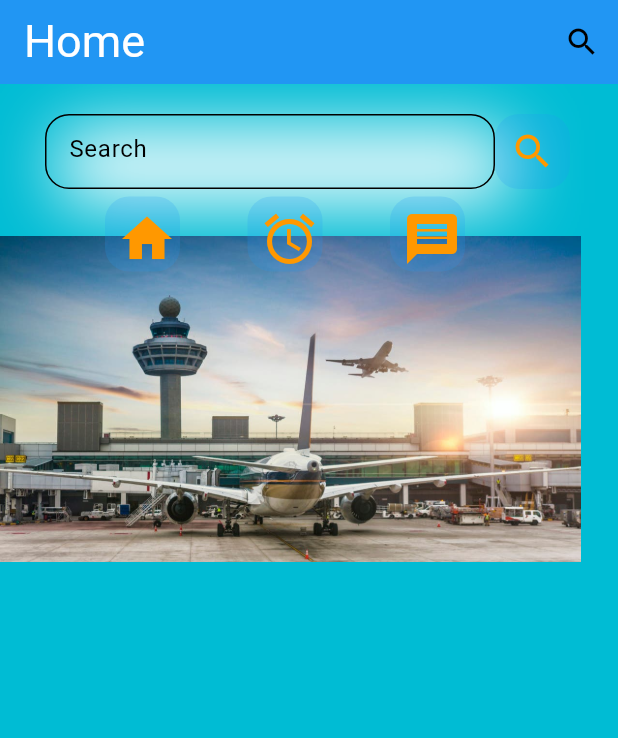
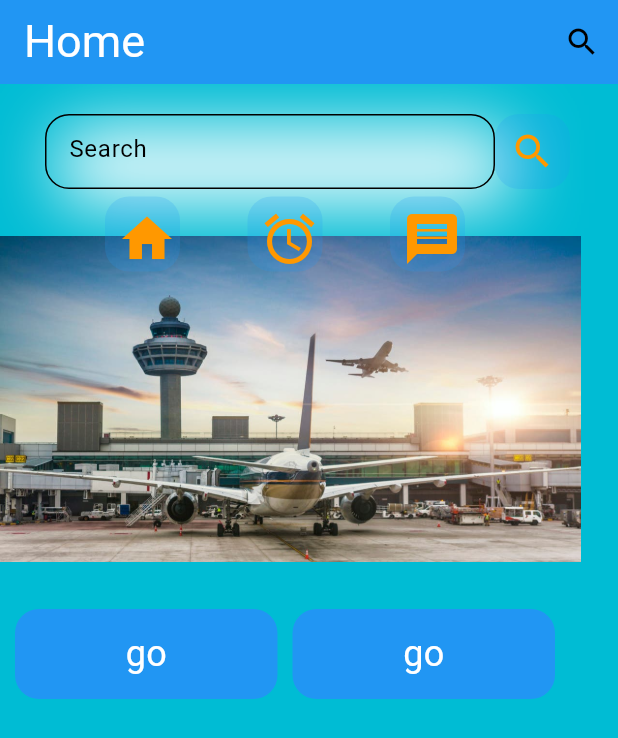
Before and after one commit to YazanMtawej/travle_app, a Flutter app: the screen it shows after launch, on a phone screen of 412 x 824 dp. Shown: the top 738 px of the screen. Run offline on Flutter 3.47's test engine with Material 3 defaults, Android fonts, the phone set to English and light mode, and no system bars; our stand-ins replace device_preview.

Commit message:
add custom button

```diff
--- a/lib/pages/home_page.dart
+++ b/lib/pages/home_page.dart
@@ -1,4 +1,5 @@
 import 'package:flutter/material.dart';
+import 'package:travle_app/widgets/custom_button.dart';
 import 'package:travle_app/widgets/custom_icon.dart';
 import 'package:travle_app/widgets/custom_text_field.dart';
 
@@ -70,15 +71,31 @@ class HomePage extends StatelessWidget {
                     const SizedBox(
                       width: 45,
                     ),
-                    CustomIcon(
-                        size: 40, icon: Icons.alarm, onPressed: () {}),
+                    CustomIcon(size: 40, icon: Icons.alarm, onPressed: () {}),
                     const SizedBox(
                       width: 45,
                     ),
-                    CustomIcon(
-                        size: 40, icon: Icons.message, onPressed: () {}),
+                    CustomIcon(size: 40, icon: Icons.message, onPressed: () {}),
                   ],
                 ),
+              ),
+            ],
+          ),
+          Row(
+            children: [
+              const SizedBox(
+                width: 10,
+              ),
+              CustomButton(
+                text: 'go',
+                onTap: () {},
+              ),
+              const SizedBox(
+                width: 10,
+              ),
+              CustomButton(
+                text: 'go',
+                onTap: () {},
               ),
             ],
           ),
--- /dev/null
+++ b/lib/widgets/custom_button.dart
@@ -0,0 +1,27 @@
+import 'package:flutter/material.dart';
+
+// ignore: must_be_immutable
+class CustomButton extends StatelessWidget {
+  CustomButton({super.key, required this.text, this.onTap});
+  String text;
+  VoidCallback? onTap;
+  @override
+  Widget build(BuildContext context) {
+    return GestureDetector(
+      onTap: onTap,
+      child: Container(
+        decoration: BoxDecoration(
+          color: Colors.blue,
+          borderRadius: BorderRadius.circular(16),
+        ),
+        width: 175,
+        height: 60,
+        child: Center(
+            child: Text(
+          text,
+          style: const TextStyle(fontSize: 24, color: Colors.white),
+        )),
+      ),
+    );
+  }
+}
```
